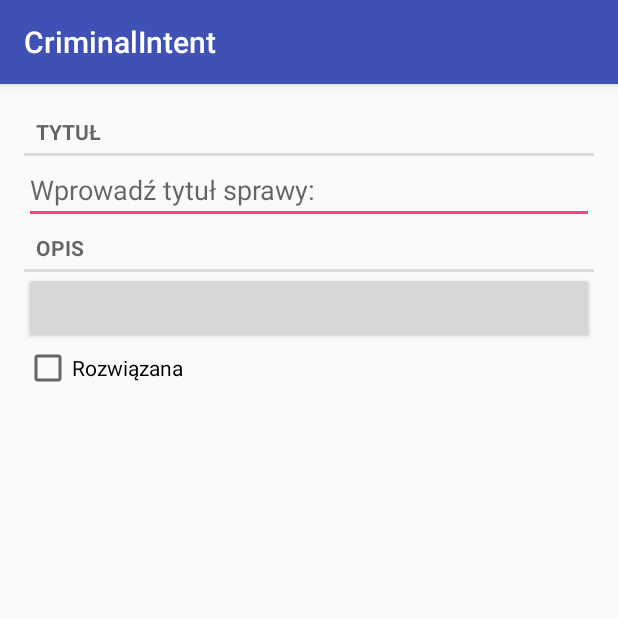
After one commit to knowaknet/bigNerdRanch-criminalIntent, an Android app: the fragment CrimeFragment shown on its own in the app's theme, on a phone screen of 412 x 824 dp, the top half of it. The commit adds this screen. Run offline under Robolectric (Android 15) with nearby library versions, the phone set to English and light mode, and no system bars.

Commit message:
Added fragment for creating and details of crime.

```diff
--- /dev/null
+++ b/app/src/main/java/com/bignerdranch/android/criminalintent/CrimeFragment.java
@@ -0,0 +1,31 @@
+package com.bignerdranch.android.criminalintent;
+
+import android.os.Bundle;
+import android.support.annotation.Nullable;
+import android.support.v4.app.Fragment;
+import android.view.LayoutInflater;
+import android.view.View;
+import android.view.ViewGroup;
+
+import com.bignerdranch.android.criminalintent.dto.Crime;
+
+/**
+ * Created by knowaknet on 23.04.2018.
+ */
+
+public class CrimeFragment extends Fragment {
+    private Crime mCrime;
+
+    @Override
+    public void onCreate(@Nullable Bundle savedInstanceState) {
+        super.onCreate(savedInstanceState);
+        mCrime = new Crime();
+    }
+
+    @Nullable
+    @Override
+    public View onCreateView(LayoutInflater inflater, @Nullable ViewGroup container, @Nullable Bundle savedInstanceState) {
+        View v = inflater.inflate(R.layout.fragment_crime, container, false);
+        return v;
+    }
+}
--- /dev/null
+++ b/app/src/main/res/layout/fragment_crime.xml
@@ -0,0 +1,31 @@
+<?xml version="1.0" encoding="utf-8"?>
+<LinearLayout xmlns:android="http://schemas.android.com/apk/res/android"
+    android:orientation="vertical"
+    android:layout_width="match_parent"
+    android:layout_height="match_parent"
+    android:layout_margin="16dp">
+    <TextView
+        style="?android:listSeparatorTextViewStyle"
+        android:layout_width="match_parent"
+        android:layout_height="wrap_content"
+        android:text="@string/crime_title_label"/>
+    <EditText
+        android:id="@+id/crime_title"
+        android:layout_width="match_parent"
+        android:layout_height="wrap_content"
+        android:hint="@string/crime_title_hint"/>
+    <TextView
+        style="?android:listSeparatorTextViewStyle"
+        android:layout_width="match_parent"
+        android:layout_height="wrap_content"
+        android:text="@string/crime_details_label"/>
+    <Button
+        android:id="@+id/crime_date"
+        android:layout_width="match_parent"
+        android:layout_height="wrap_content" />
+    <CheckBox
+        android:id="@+id/crime_solved"
+        android:layout_width="match_parent"
+        android:layout_height="wrap_content"
+        android:text="@string/crime_solved_label"/>
+</LinearLayout>
--- a/app/src/main/res/values/strings.xml
+++ b/app/src/main/res/values/strings.xml
@@ -1,3 +1,7 @@
 <resources>
     <string name="app_name">CriminalIntent</string>
+    <string name="crime_title_hint">Wprowadź tytuł sprawy:</string>
+    <string name="crime_title_label">Tytuł</string>
+    <string name="crime_details_label">Opis</string>
+    <string name="crime_solved_label">Rozwiązana</string>
 </resources>
```
